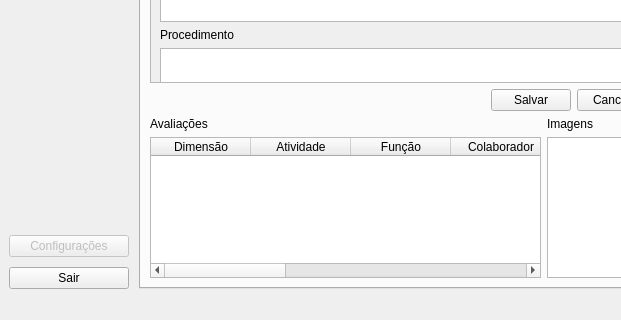
This is interface/main_window.ui in Sigbel/Technical_Report_Generator as Qt 5 draws it before an edit; both pictures show x 0 to 621 and y 399 to 719 of the 796 by 719 pixel window. The edited form follows.
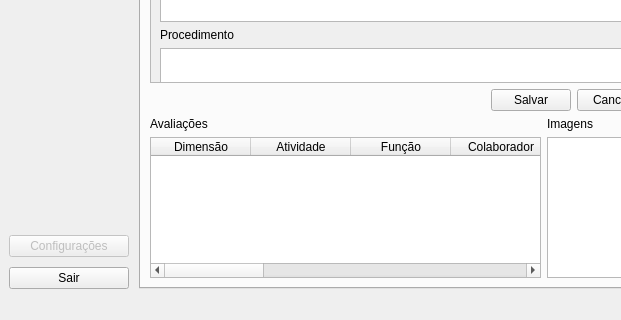
This is the edited form.

What changed in the file:
```diff
--- a/interface/main_window.ui
+++ b/interface/main_window.ui
@@ -695,6 +695,16 @@
                       <string>OBS</string>
                      </property>
                     </column>
+                    <column>
+                     <property name="text">
+                      <string>Temperatura</string>
+                     </property>
+                    </column>
+                    <column>
+                     <property name="text">
+                      <string>Climatização</string>
+                     </property>
+                    </column>
                    </widget>
                   </item>
                   <item>
```
Left out of the diff: 8 changed lines with no effect on the pictures.
